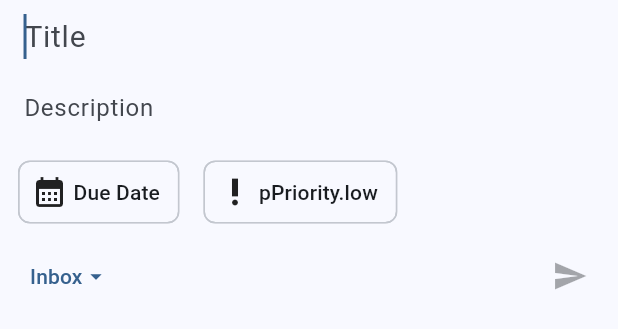
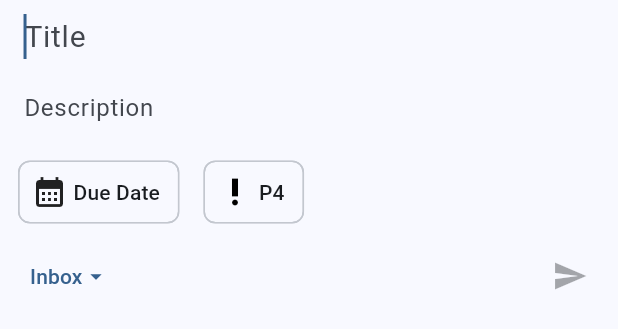
Before and after one commit to naatin777/todo, a Flutter app: the AddNewTaskBottomSheet widget shown alone on an empty page, opened directly, on a phone screen of 412 x 824 dp. Shown: the top 329 px of the screen. Run offline on Flutter 3.47's test engine with Material 2 defaults, Android fonts, the phone set to English and light mode, and no system bars; our stand-ins replace drift, flutter_riverpod, freezed_annotation, go_router, riverpod_annotation, shared_preferences; accounts and stored records are empty; generated files the repository leaves out were written again.

Commit message:
fix: change PrioritySelection structure

```diff
--- a/lib/domain/enums/priority.dart
+++ b/lib/domain/enums/priority.dart
@@ -1,12 +1,13 @@
 import 'package:flutter/material.dart';
 
 enum Priority {
-  critical(Colors.red),
-  high(Colors.yellow),
-  medium(Colors.blue),
-  low(Colors.grey);
+  critical(1, Colors.red),
+  high(2, Colors.yellow),
+  medium(3, Colors.blue),
+  low(4, Colors.black);
 
+  final int number;
   final Color color;
 
-  const Priority(this.color);
+  const Priority(this.number, this.color);
 }
```
Also changed, not shown: lib/presentation/pages/home/screens/task/add_new_task_fab.dart (+12 -41 lines), lib/presentation/pages/home/screens/task/priority_selection_dialog.dart (added, +38 -0 lines), lib/presentation/providers/home/screens/task/add_new_task_provider.dart (+10 -6 lines).
